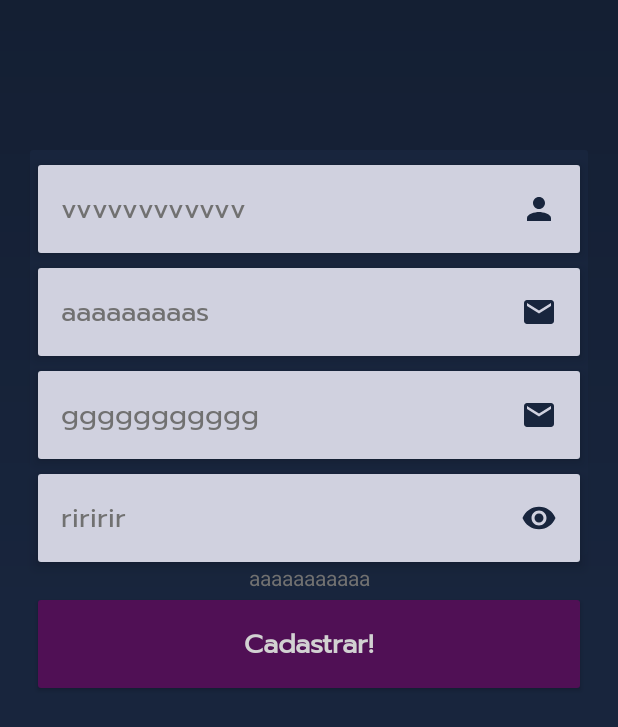
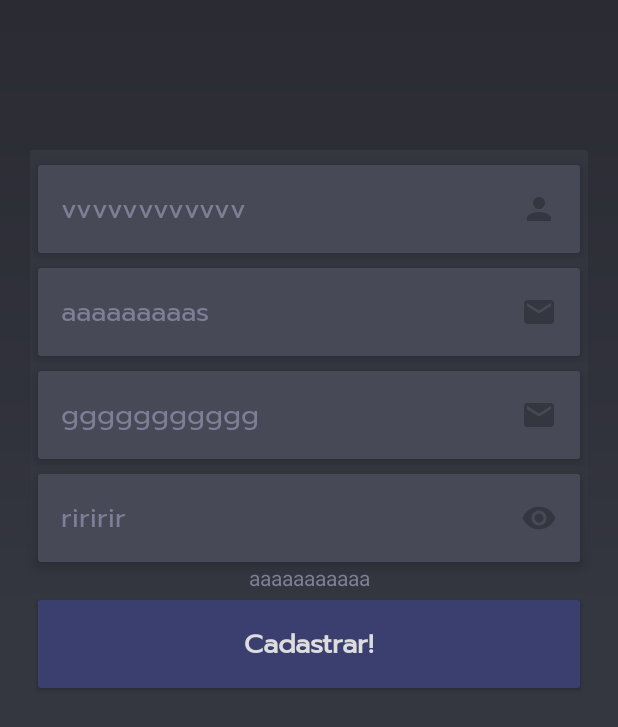
Before and after one commit to otavio-zampar/Magic8Mobile, an Android app: the formCadastro screen opened directly, with no data from a screen before it, on a phone screen of 412 x 824 dp. Shown: the top 727 px of the screen. Run offline under Robolectric (Android 15) with nearby library versions, the phone set to English and light mode, and no system bars.

Commit message:
Update colors.xml

```diff
--- a/app/src/main/res/values/colors.xml
+++ b/app/src/main/res/values/colors.xml
@@ -9,11 +9,16 @@
     <color name="white">#FFFFFFFF</color>
 
 
-    <color name="White_text">#d2d2d2</color>
-    <color name="Gray_text">#717171</color>
-    <color name="Purple">#501055</color>
-    <color name="Gray_back">#18253D</color>
-    <color name="Gray_dark">#141F33</color>
+    <color name="Gray_back">#343640</color>
+    <color name="Gray_dark">#2A2B33</color>
+    <color name="Gray_highlight">#484957</color>
+    <color name="Purple">#3B3F70</color>
+    <color name="Purple_highlight">#565CA3</color>
+    <color name="Gray_text">#7D7F96</color>
+    <color name="White_text">#dddddd</color>
+    <color name="black_text">#111111</color>
+
+
     <color name="gray">#d2d2d2</color>
     <color name="light_gray">#121212</color>
     <color name="hint">#ef1023</color>
```
